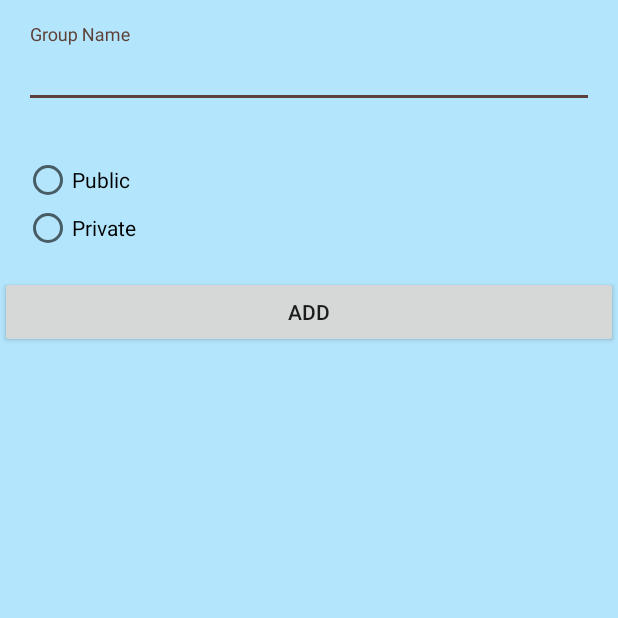
After one commit to Leeyoungtaek/ScoreBase, an Android app: the AddGroupActivity screen opened directly, with no data from a screen before it, on a phone screen of 412 x 824 dp, the top half of it. The commit adds this screen. Run offline under Robolectric (Android 15) with nearby library versions, the phone set to English and light mode, and no system bars; our stand-ins replace Firebase (no records; nobody signed in at launch, a user with empty details on screens opened directly).

Commit message:
Add AddGroupActivity

```diff
--- a/app/src/main/AndroidManifest.xml
+++ b/app/src/main/AndroidManifest.xml
@@ -21,6 +21,7 @@
         <activity android:name=".SignUpActivity"></activity>
         <activity android:name=".MainActivity"></activity>
         <activity android:name=".ForgotPasswordActivity"></activity>
+        <activity android:name=".AddGroupActivity"></activity>
     </application>
 
 </manifest>
--- /dev/null
+++ b/app/src/main/java/com/scorebase/scorebase/AddGroupActivity.java
@@ -0,0 +1,26 @@
+package com.scorebase.scorebase;
+
+import android.content.Intent;
+import android.os.Bundle;
+import android.support.annotation.NonNull;
+import android.support.v7.app.AppCompatActivity;
+import android.text.TextUtils;
+import android.view.View;
+import android.widget.Button;
+import android.widget.EditText;
+import android.widget.ProgressBar;
+import android.widget.Toast;
+
+import com.google.android.gms.tasks.OnCompleteListener;
+import com.google.android.gms.tasks.Task;
+import com.google.firebase.auth.AuthResult;
+import com.google.firebase.auth.FirebaseAuth;
+
+public class AddGroupActivity extends AppCompatActivity {
+
+    @Override
+    protected void onCreate(Bundle savedInstanceState) {
+        super.onCreate(savedInstanceState);
+        setContentView(R.layout.activity_add_group);
+    }
+}
--- a/app/src/main/java/com/scorebase/scorebase/MainActivity.java
+++ b/app/src/main/java/com/scorebase/scorebase/MainActivity.java
@@ -61,7 +61,7 @@ public class MainActivity extends AppCompatActivity {
         }).addOnFailureListener(new OnFailureListener() {
             @Override
             public void onFailure(@NonNull Exception e) {
-                image_bitmap = BitmapFactory.decodeResource(getApplicationContext().getResources(), R.drawable.default_profile);
+                image_bitmap = BitmapFactory.decodeResource(getApplicationContext().getResources(), R.drawable.ic_clear_black_48dp);
             }
         });
 
--- a/app/src/main/java/com/scorebase/scorebase/MyInformationFragment.java
+++ b/app/src/main/java/com/scorebase/scorebase/MyInformationFragment.java
@@ -62,7 +62,7 @@ public class MyInformationFragment extends Fragment {
 
         profileImage = (CircleImageView) view.findViewById(R.id.profile_image);
         if(((MainActivity)getActivity()).getImage_bitmap()==null){
-            profileImage.setImageResource(R.drawable.ic_cached_black_24dp);
+            profileImage.setImageResource(R.drawable.ic_clear_black_48dp);
         }else{
             profileImage.setImageBitmap(((MainActivity)getActivity()).getImage_bitmap());
         }
--- /dev/null
+++ b/app/src/main/res/layout/activity_add_group.xml
@@ -0,0 +1,45 @@
+<?xml version="1.0" encoding="utf-8"?>
+<LinearLayout xmlns:android="http://schemas.android.com/apk/res/android"
+    xmlns:tools="http://schemas.android.com/tools"
+    android:layout_width="match_parent"
+    android:layout_height="match_parent"
+    android:background="@color/background"
+    android:orientation="vertical"
+    tools:context=".AddGroupActivity">
+
+    <android.support.design.widget.TextInputLayout
+        android:layout_width="match_parent"
+        android:layout_height="wrap_content"
+        android:layout_margin="16dp">
+
+        <EditText
+            android:id="@+id/edit_text_group_name"
+            android:layout_width="match_parent"
+            android:layout_height="wrap_content"
+            android:hint="Group Name"
+            android:inputType="text" />
+    </android.support.design.widget.TextInputLayout>
+
+    <RadioGroup
+        android:layout_width="match_parent"
+        android:layout_height="wrap_content"
+        android:layout_margin="16dp">
+
+        <android.support.v7.widget.AppCompatRadioButton
+            android:layout_width="match_parent"
+            android:layout_height="wrap_content"
+            android:text="Public"/>
+
+        <android.support.v7.widget.AppCompatRadioButton
+            android:layout_width="match_parent"
+            android:layout_height="wrap_content"
+            android:text="Private"/>
+    </RadioGroup>
+
+    <Button
+        android:layout_gravity="bottom"
+        android:layout_width="match_parent"
+        android:layout_height="wrap_content"
+        android:text="Add"/>
+
+</LinearLayout>
```
Also changed, not shown: app/src/main/java/com/scorebase/scorebase/GroupFragment.java (+12 -3 lines), app/src/main/res/layout/fragment_group.xml (+3 -7 lines), app/src/main/res/drawable-hdpi/ic_add_white_24dp.png (added), app/src/main/res/drawable-hdpi/ic_clear_black_48dp.png (added), app/src/main/res/drawable-mdpi/ic_add_white_24dp.png (added), app/src/main/res/drawable-mdpi/ic_clear_black_48dp.png (added), app/src/main/res/drawable-xhdpi/ic_add_white_24dp.png (added), app/src/main/res/drawable-xhdpi/ic_clear_black_48dp.png (added), app/src/main/res/drawable-xxhdpi/ic_add_white_24dp.png (added), app/src/main/res/drawable-xxhdpi/ic_clear_black_48dp.png (added), app/src/main/res/drawable-xxxhdpi/ic_add_white_24dp.png (added), app/src/main/res/drawable-xxxhdpi/ic_clear_black_48dp.png (added), app/src/main/res/drawable/default_profile.jpg (deleted).
